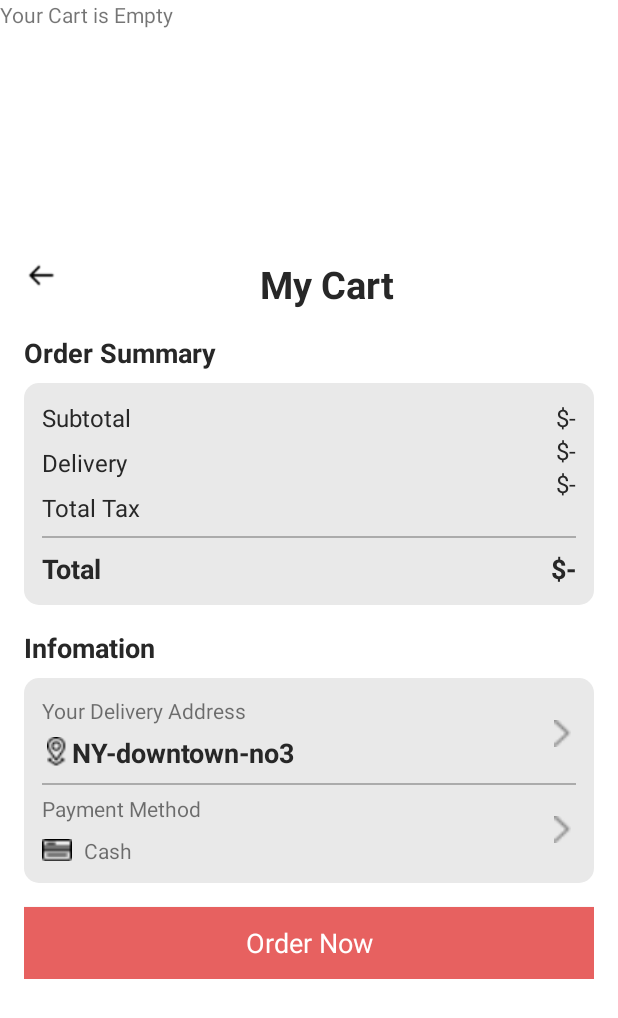
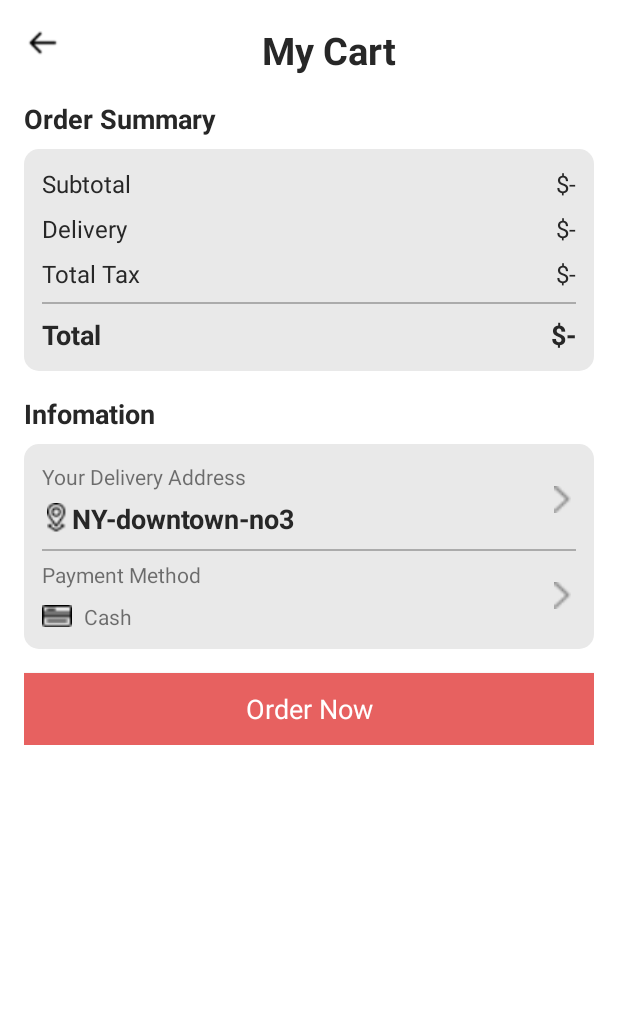
Before and after one commit to noobCode24/App-Ecommerce-Manager, an Android app: the CartActivity screen opened directly, with no data from a screen before it, on a phone screen of 412 x 824 dp. Shown: the top 1018 px of the screen. Run offline under Robolectric (Android 15) with nearby library versions, the phone set to English and light mode, and no system bars.

Commit message:
Upadte_Shoppong_Cart

```diff
--- a/app/src/main/java/com/example/app_ecommerce/Activity/CartActivity.java
+++ b/app/src/main/java/com/example/app_ecommerce/Activity/CartActivity.java
@@ -1,16 +1,30 @@
 package com.example.app_ecommerce.Activity;
 
+import android.content.Intent;
 import android.os.Bundle;
+import android.view.View;
+import android.widget.Button;
+import android.widget.ImageView;
+import android.widget.TextView;
 
 import androidx.activity.EdgeToEdge;
 import androidx.appcompat.app.AppCompatActivity;
 import androidx.core.graphics.Insets;
 import androidx.core.view.ViewCompat;
 import androidx.core.view.WindowInsetsCompat;
+import androidx.recyclerview.widget.LinearLayoutManager;
+import androidx.recyclerview.widget.RecyclerView;
 
+import com.example.app_ecommerce.Adapter.CartAdapter;
 import com.example.app_ecommerce.R;
+import com.example.app_ecommerce.utils.Utils;
 
 public class CartActivity extends AppCompatActivity {
+    private ImageView btnBack;
+    private RecyclerView recyclerViewCart;
+    private TextView txt_subtotal, txt_delivery, txt_tax, txt_total;
+    private Button btnOrder;
+    private CartAdapter cartAdapter;
 
     @Override
     protected void onCreate(Bundle savedInstanceState) {
@@ -22,5 +36,42 @@ public class CartActivity extends AppCompatActivity {
             v.setPadding(systemBars.left, systemBars.top, systemBars.right, systemBars.bottom);
             return insets;
         });
+
+        initView();
+        initControl();
+    }
+
+    private void initControl() {
+        // Xử lý sự kiện nhấn nút quay lại
+        btnBack.setOnClickListener(v -> finish());
+
+        // Cài đặt RecyclerView
+        recyclerViewCart.setHasFixedSize(true);
+        RecyclerView.LayoutManager layoutManager = new LinearLayoutManager(this);
+        recyclerViewCart.setLayoutManager(layoutManager);
+
+        updateCartView();
+    }
+
+    private void updateCartView() {
+        if (Utils.ShoppingCartList.isEmpty()) {
+            // Ẩn tất cả các phần tử trong ScrollView trừ tiêu đề giỏ hàng
+            recyclerViewCart.setVisibility(View.GONE);
+        } else {
+            // Hiển thị danh sách giỏ hàng
+            recyclerViewCart.setVisibility(View.VISIBLE); // Hiển thị RecyclerView
+            cartAdapter = new CartAdapter(getApplicationContext(), Utils.ShoppingCartList);
+            recyclerViewCart.setAdapter(cartAdapter);
+        }
+    }
+
+    private void initView() {
+        btnBack = findViewById(R.id.btnBack);
+        txt_subtotal = findViewById(R.id.txt_subtotal);
+        txt_delivery = findViewById(R.id.txt_delivery);
+        txt_tax = findViewById(R.id.txt_tax);
+        txt_total = findViewById(R.id.txt_total);
+        btnOrder = findViewById(R.id.btnOrder);
+        recyclerViewCart = findViewById(R.id.recyclerViewCart);
     }
 }
--- a/app/src/main/res/layout/activity_cart.xml
+++ b/app/src/main/res/layout/activity_cart.xml
@@ -7,22 +7,12 @@
     android:layout_height="match_parent"
     tools:context=".Activity.CartActivity">
 
-    <TextView
-        android:id="@+id/emptyTxt"
-        android:layout_width="wrap_content"
-        android:layout_height="wrap_content"
-        android:text="Your Cart is Empty"
-        tools:layout_editor_absoluteX="139dp"
-        tools:layout_editor_absoluteY="419dp" />
-
     <ScrollView
         android:id="@+id/scrollView2"
         android:layout_width="match_parent"
         android:layout_height="wrap_content"
-        app:layout_constraintBottom_toBottomOf="parent"
-        app:layout_constraintEnd_toEndOf="parent"
-        app:layout_constraintStart_toStartOf="parent"
-        app:layout_constraintTop_toTopOf="parent">
+        android:paddingBottom="50dp"
+        android:fillViewport="true">
 
         <LinearLayout
             android:layout_width="match_parent"
@@ -32,13 +22,13 @@
 
             <LinearLayout
                 android:layout_width="match_parent"
-                android:layout_height="match_parent"
+                android:layout_height="wrap_content"
                 android:orientation="horizontal">
 
                 <ImageView
-                    android:id="@+id/backBtn"
-                    android:layout_width="23dp"
-                    android:layout_height="23dp"
+                    android:id="@+id/btnBack"
+                    android:layout_width="25dp"
+                    android:layout_height="25dp"
                     android:padding="2dp"
                     app:srcCompat="@drawable/arrow" />
 
@@ -57,6 +47,7 @@
             </LinearLayout>
 
             <androidx.recyclerview.widget.RecyclerView
+                android:id="@+id/recyclerViewCart"
                 android:layout_width="match_parent"
                 android:layout_height="match_parent">
 
@@ -109,31 +100,34 @@
                     app:layout_constraintTop_toBottomOf="@+id/textView11" />
 
                 <TextView
-                    android:id="@+id/totalFeeTxt"
+                    android:id="@+id/txt_subtotal"
                     style="@style/textStyle"
                     android:layout_width="wrap_content"
                     android:layout_height="wrap_content"
                     android:text="$-"
+                    app:layout_constraintBottom_toBottomOf="@+id/textView9"
                     app:layout_constraintEnd_toEndOf="parent"
                     app:layout_constraintTop_toTopOf="@+id/textView9" />
 
                 <TextView
-                    android:id="@+id/deliveryTxt"
+                    android:id="@+id/txt_delivery"
                     style="@style/textStyle"
                     android:layout_width="wrap_content"
                     android:layout_height="wrap_content"
                     android:text="$-"
-                    app:layout_constraintEnd_toEndOf="@+id/totalFeeTxt"
-                    app:layout_constraintTop_toBottomOf="@+id/totalFeeTxt" />
+                    app:layout_constraintBottom_toBottomOf="@+id/textView11"
+                    app:layout_constraintEnd_toEndOf="@+id/txt_subtotal"
+                    app:layout_constraintTop_toTopOf="@+id/textView11" />
 
                 <TextView
-                    android:id="@+id/taxTxt"
+                    android:id="@+id/txt_tax"
                     style="@style/textStyle"
                     android:layout_width="wrap_content"
                     android:layout_height="wrap_content"
                     android:text="$-"
-                    app:layout_constraintEnd_toEndOf="@+id/deliveryTxt"
-                    app:layout_constraintTop_toBottomOf="@+id/deliveryTxt" />
+                    app:layout_constraintBottom_toBottomOf="@+id/textView12"
+                    app:layout_constraintEnd_toEndOf="@+id/txt_delivery"
+                    app:layout_constraintTop_toTopOf="@+id/textView12" />
 
                 <View
                     android:id="@+id/view3"
@@ -157,7 +151,7 @@
                     app:layout_constraintTop_toBottomOf="@+id/view3" />
 
                 <TextView
-                    android:id="@+id/totalTxt"
+                    android:id="@+id/txt_total"
                     style="@style/textStyleBold"
                     android:layout_width="wrap_content"
                     android:layout_height="wrap_content"
@@ -271,7 +265,7 @@
             </androidx.constraintlayout.widget.ConstraintLayout>
 
             <androidx.appcompat.widget.AppCompatButton
-                android:id="@+id/button2"
+                android:id="@+id/btnOrder"
                 style="@android:style/Widget.Button"
                 android:layout_width="match_parent"
                 android:layout_height="wrap_content"
--- a/app/src/main/res/layout/activity_main.xml
+++ b/app/src/main/res/layout/activity_main.xml
@@ -144,7 +144,7 @@
                     android:layout_height="30dp"
                     android:background="@drawable/orange_button"
                     android:gravity="center"
-                    android:text="But now"
+                    android:text="Buy now"
                     android:textColor="@color/white"
                     app:layout_constraintBottom_toBottomOf="@+id/bannerLayout"
                     app:layout_constraintEnd_toEndOf="@+id/bannerLayout"
```
Also changed, not shown: app/src/main/java/com/example/app_ecommerce/Activity/CategoryActivity.java (+27 -4 lines), app/src/main/java/com/example/app_ecommerce/Activity/DetailActivity.java (+34 -29 lines), app/src/main/java/com/example/app_ecommerce/Activity/MainActivity.java (+13 -1 lines), app/src/main/java/com/example/app_ecommerce/Adapter/CartAdapter.java (added, +79 -0 lines), app/src/main/java/com/example/app_ecommerce/Model/ShoppingCart.java (+9 -0 lines), app/src/main/res/layout/activity_detail.xml (+6 -6 lines), app/src/main/res/layout/viewholder_cart.xml (+31 -28 lines).
